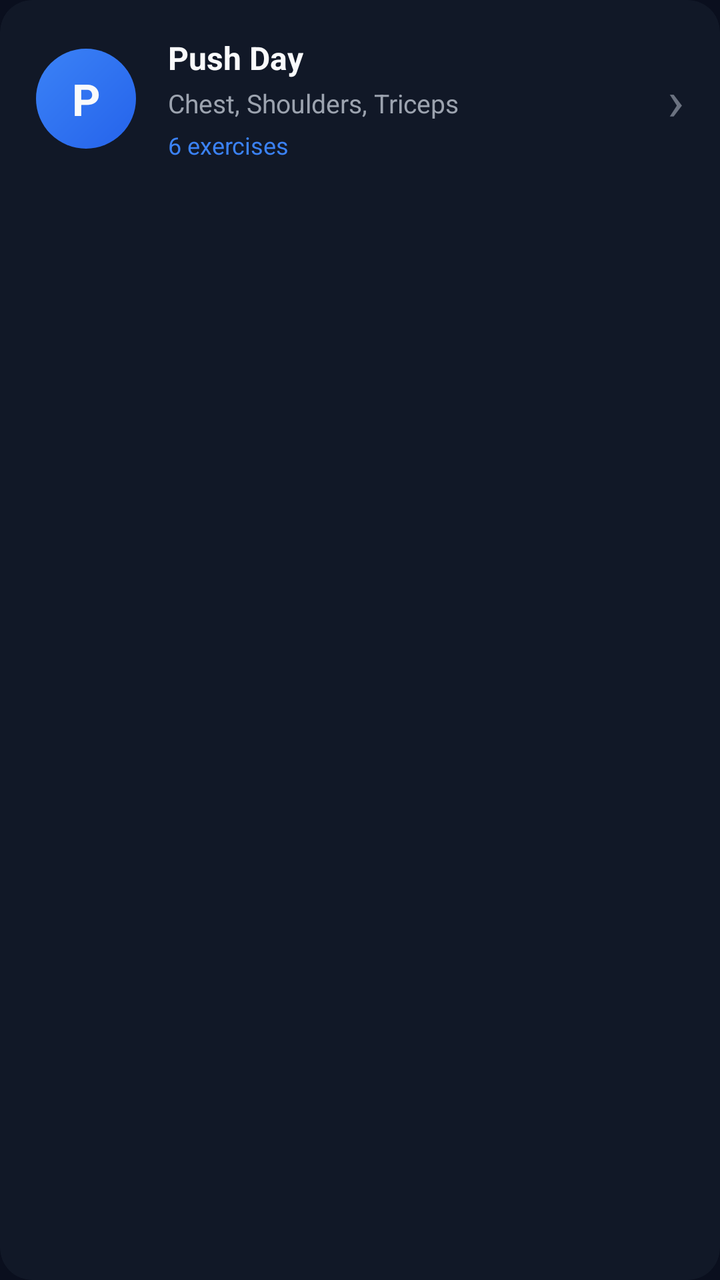
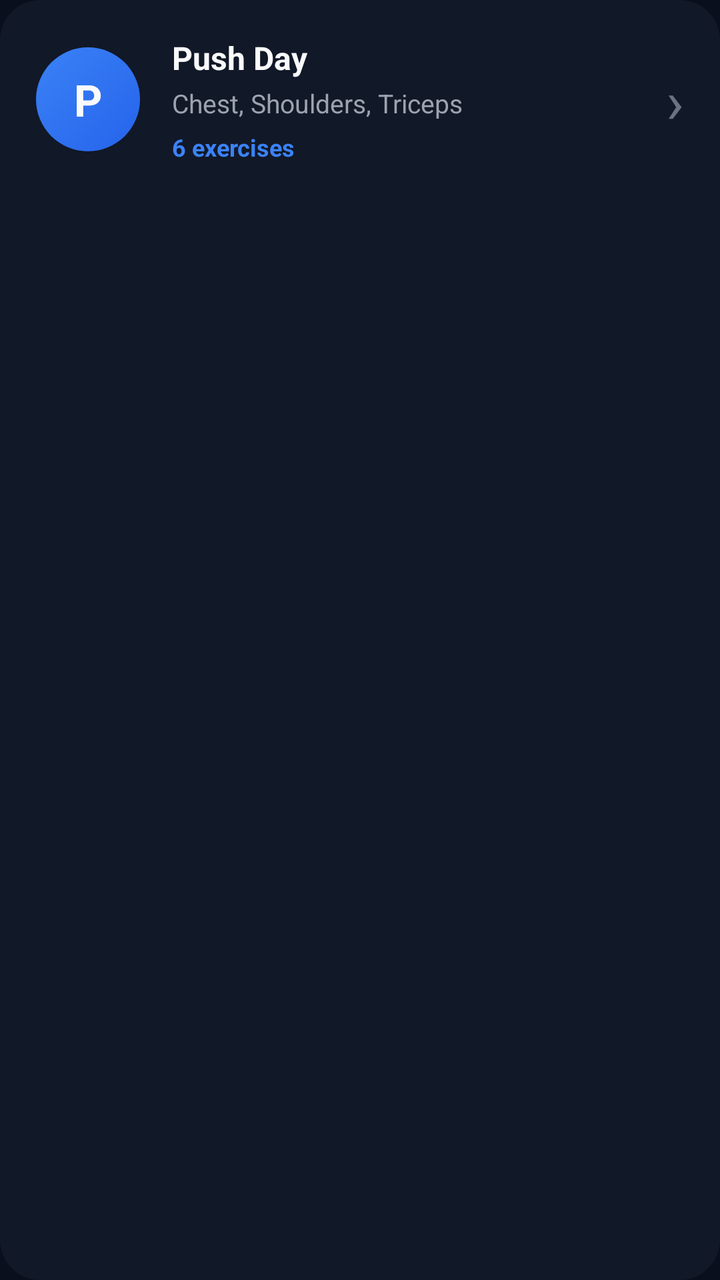

The first picture is an Android layout as it rendered before a commit; the second is the same layout after the commit. The layout source and the unified diff follow.
<!-- AndroidManifest.xml: application theme Theme.GymbroMAD -->
<!-- res/layout/item_routine.xml -->
<?xml version="1.0" encoding="utf-8"?>
<androidx.cardview.widget.CardView
    xmlns:android="http://schemas.android.com/apk/res/android"
    xmlns:app="http://schemas.android.com/apk/res-auto"
    android:layout_width="match_parent"
    android:layout_height="wrap_content"
    android:layout_marginStart="20dp"
    android:layout_marginEnd="20dp"
    android:layout_marginBottom="10dp"
    app:cardBackgroundColor="@color/bg_card"
    app:cardCornerRadius="16dp"
    app:cardElevation="0dp">

    <LinearLayout
        android:layout_width="match_parent"
        android:layout_height="wrap_content"
        android:orientation="horizontal"
        android:gravity="center_vertical"
        android:padding="18dp">

        
        <FrameLayout
            android:layout_width="50dp"
            android:layout_height="50dp"
            android:layout_marginEnd="16dp">

            <View
                android:layout_width="50dp"
                android:layout_height="50dp"
                android:background="@drawable/bg_avatar" />

            <TextView
                android:id="@+id/tv_routine_initial"
                android:layout_width="match_parent"
                android:layout_height="match_parent"
                android:text="P"
                android:textColor="@color/text_primary"
                android:textSize="22sp"
                android:textStyle="bold"
                android:gravity="center" />

        </FrameLayout>

        
        <LinearLayout
            android:layout_width="0dp"
            android:layout_height="wrap_content"
            android:layout_weight="1"
            android:orientation="vertical">

            <TextView
                android:id="@+id/tv_routine_name"
                android:layout_width="wrap_content"
                android:layout_height="wrap_content"
                android:text="Push Day"
                android:textColor="@color/text_primary"
                android:textSize="16sp"
                android:textStyle="bold" />

            <TextView
                android:id="@+id/tv_routine_desc"
                android:layout_width="wrap_content"
                android:layout_height="wrap_content"
                android:text="Chest, Shoulders, Triceps"
                android:textColor="@color/text_secondary"
                android:textSize="13sp"
                android:layout_marginTop="3dp" />

            
            <TextView
                android:id="@+id/tv_exercise_count"
                android:layout_width="wrap_content"
                android:layout_height="wrap_content"
                android:text="6 exercises"
                android:textColor="@color/primary_light"
                android:textSize="12sp"
                android:layout_marginTop="4dp" />

        </LinearLayout>

        
        <TextView
            android:layout_width="wrap_content"
            android:layout_height="wrap_content"
            android:text="›"
            android:textColor="@color/text_muted"
            android:textSize="28sp"
            android:layout_marginStart="8dp" />

    </LinearLayout>

</androidx.cardview.widget.CardView>
<!-- resources referenced by this layout -->
<resources>
  <color name="bg_card">#111827</color>
  <color name="primary_light">#3B82F6</color>
  <color name="text_muted">#6B7280</color>
  <color name="text_primary">#F9FAFB</color>
  <color name="text_secondary">#9CA3AF</color>
  <!-- drawable bg_avatar (drawable) -->
  <?xml version="1.0" encoding="utf-8"?>
  <shape xmlns:android="http://schemas.android.com/apk/res/android"
      android:shape="oval">
      <gradient
          android:startColor="@color/primary"
          android:endColor="@color/primary_light"
          android:angle="135" />
  </shape>
  <style name="Theme.GymbroMAD" parent="Theme.MaterialComponents.DayNight.NoActionBar">
          <item name="colorPrimary">@color/primary</item>
          <item name="colorPrimaryDark">@color/primary_dark</item>
          <item name="colorAccent">@color/accent</item>
          <item name="android:windowBackground">@color/bg_dark</item>
          <item name="android:statusBarColor">@color/bg_dark</item>
          <item name="android:navigationBarColor">@color/bg_card</item>
          <item name="android:textColor">@color/text_primary</item>
          <item name="android:fontFamily">sans-serif</item>
      </style>
  <color name="primary">#2563EB</color>
  <color name="primary_dark">#1D4ED8</color>
  <color name="accent">#60A5FA</color>
  <color name="bg_dark">#0A0F1E</color>
</resources>

<!-- the commit's change to res/layout/item_routine.xml (unified diff, before → after) -->
@@ -6,9 +6,9 @@
     android:layout_height="wrap_content"
     android:layout_marginStart="20dp"
     android:layout_marginEnd="20dp"
-    android:layout_marginBottom="10dp"
+    android:layout_marginBottom="12dp"
     app:cardBackgroundColor="@color/bg_card"
-    app:cardCornerRadius="16dp"
+    app:cardCornerRadius="20dp"
     app:cardElevation="0dp">
 
     <LinearLayout
@@ -20,13 +20,13 @@
 
         
         <FrameLayout
-            android:layout_width="50dp"
-            android:layout_height="50dp"
+            android:layout_width="52dp"
+            android:layout_height="52dp"
             android:layout_marginEnd="16dp">
 
             <View
-                android:layout_width="50dp"
-                android:layout_height="50dp"
+                android:layout_width="52dp"
+                android:layout_height="52dp"
                 android:background="@drawable/bg_avatar" />
 
             <TextView
@@ -66,7 +66,6 @@
                 android:textSize="13sp"
                 android:layout_marginTop="3dp" />
 
-            
             <TextView
                 android:id="@+id/tv_exercise_count"
                 android:layout_width="wrap_content"
@@ -74,7 +73,8 @@
                 android:text="6 exercises"
                 android:textColor="@color/primary_light"
                 android:textSize="12sp"
-                android:layout_marginTop="4dp" />
+                android:textStyle="bold"
+                android:layout_marginTop="5dp" />
 
         </LinearLayout>
 
@@ -84,8 +84,7 @@
             android:layout_height="wrap_content"
             android:text="›"
             android:textColor="@color/text_muted"
-            android:textSize="28sp"
-            android:layout_marginStart="8dp" />
+            android:textSize="30sp" />
 
     </LinearLayout>
 
